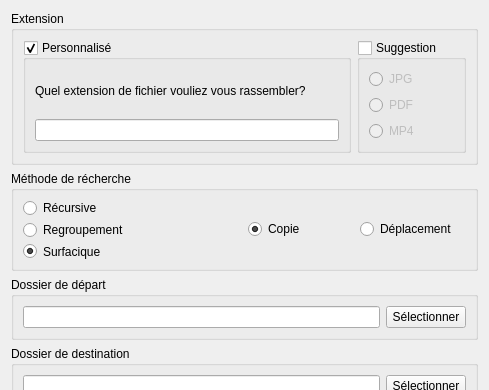
Old version of the form src/UI/interface.ui in the repository machkouroke/LOPCopy; both pictures show x 0 to 489 and y 0 to 390 of the 489 by 658 pixel window.
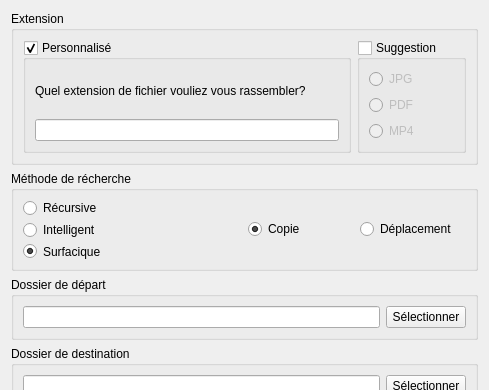
New version of the form. Icons and pictures are not drawn.

What changed in the file:
```diff
--- a/src/UI/interface.ui
+++ b/src/UI/interface.ui
@@ -167,7 +167,7 @@
           <item>
            <widget class="QRadioButton" name="regroupement">
             <property name="text">
-             <string>Regroupement</string>
+             <string>Intelligent</string>
             </property>
             <attribute name="buttonGroup">
              <string notr="true">rechercheType</string>
```
